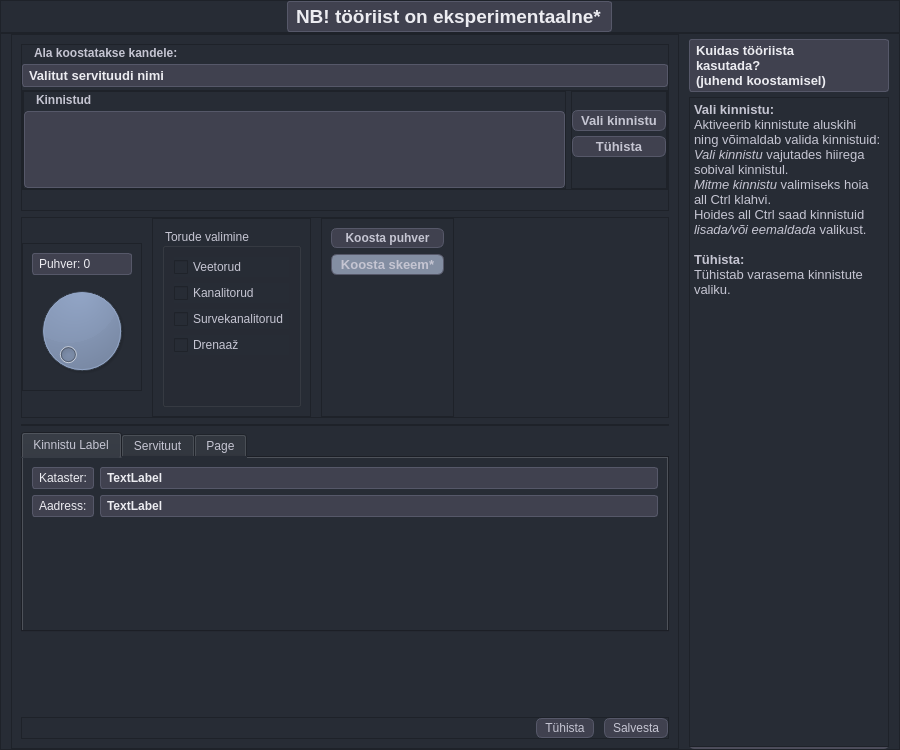
Above: mailabl-qgis/Functions/Easements/widgets/Servituut.ui from TuloliKalver/mailabl-qgis before the change. Below: the same form after it.
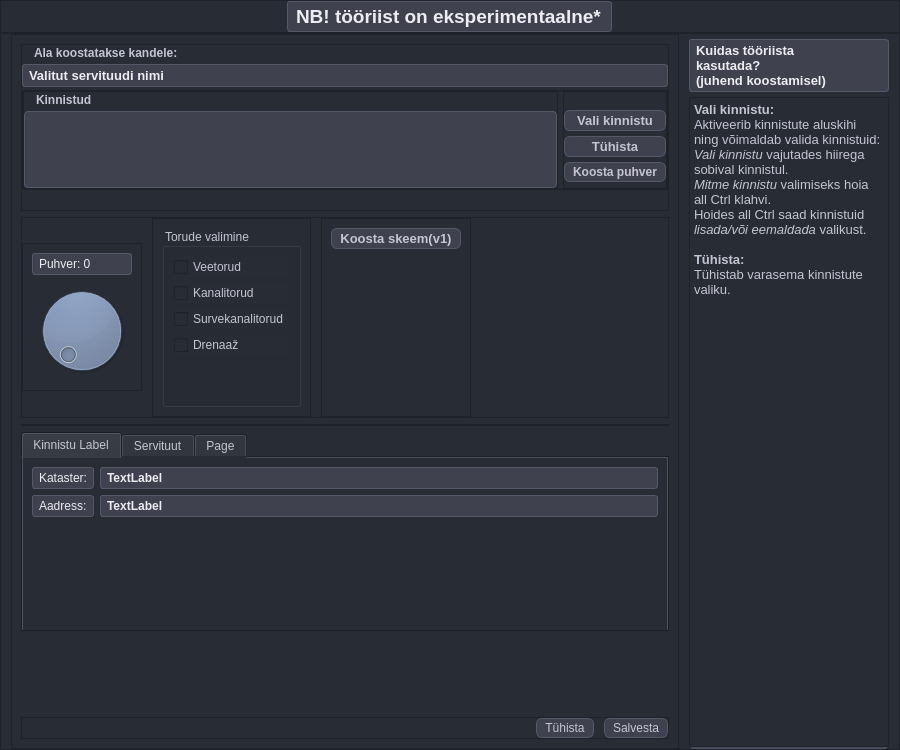
That is the form after the change. Icons and pictures are not drawn.

What changed in the file:
```diff
--- a/mailabl-qgis/Functions/Easements/widgets/Servituut.ui
+++ b/mailabl-qgis/Functions/Easements/widgets/Servituut.ui
@@ -469,6 +469,22 @@
                     </property>
                    </widget>
                   </item>
+                  <item>
+                   <widget class="QPushButton" name="pbCreateProperties">
+                    <property name="font">
+                     <font>
+                      <weight>75</weight>
+                      <bold>true</bold>
+                     </font>
+                    </property>
+                    <property name="autoFillBackground">
+                     <bool>false</bool>
+                    </property>
+                    <property name="text">
+                     <string>Koosta puhver</string>
+                    </property>
+                   </widget>
+                  </item>
                   <item>
                    <spacer name="verticalSpacer_3">
                     <property name="orientation">
@@ -639,22 +655,6 @@
                <enum>QFrame::Raised</enum>
               </property>
               <layout class="QVBoxLayout" name="verticalLayout_12">
-               <item>
-                <widget class="QPushButton" name="pbCreateProperties">
-                 <property name="font">
-                  <font>
-                   <weight>75</weight>
-                   <bold>true</bold>
-                  </font>
-                 </property>
-                 <property name="autoFillBackground">
-                  <bool>false</bool>
-                 </property>
-                 <property name="text">
-                  <string>Koosta puhver</string>
-                 </property>
-                </widget>
-               </item>
                <item>
                 <widget class="QPushButton" name="pbKoostaServituut">
                  <property name="font">
@@ -666,10 +666,10 @@
                   </font>
                  </property>
                  <property name="styleSheet">
-                  <string notr="true">background-color: rgb(131, 142, 162);</string>
+                  <string notr="true"/>
                  </property>
                  <property name="text">
-                  <string>Koosta skeem*</string>
+                  <string>Koosta skeem(v1)</string>
                  </property>
                  <property name="icon">
                   <iconset>
```
